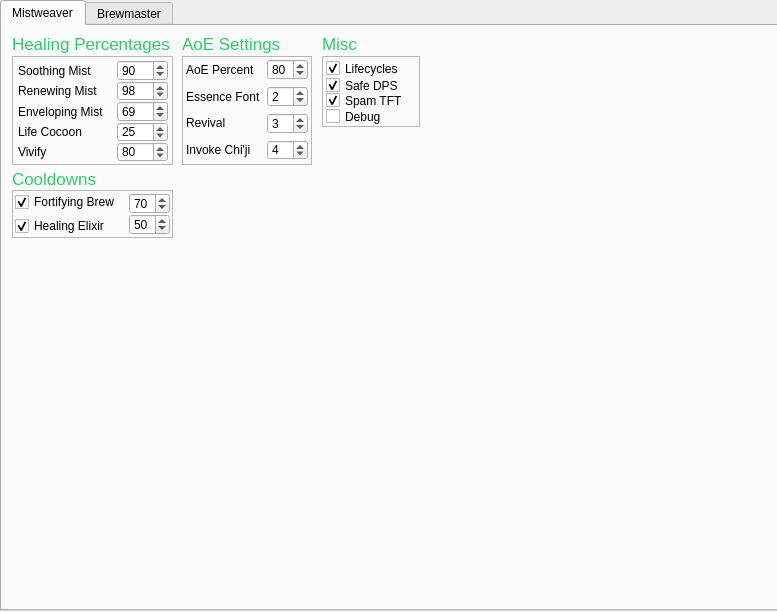
This is monk/Monk.ui in 0x0420b/community_rotations as Qt 5 draws it before an edit. The edited form follows.
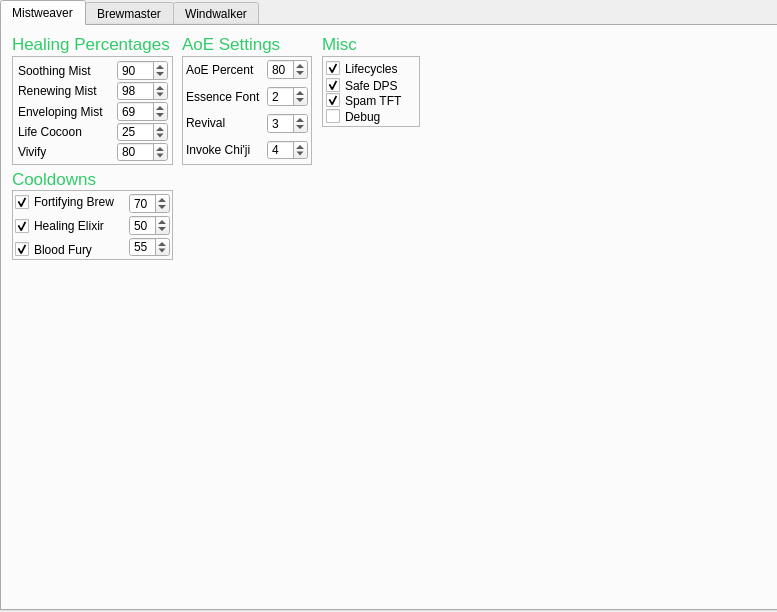
This is the edited form. The open tabs and pages were chosen to show the change.

```diff
--- a/monk/Monk.ui
+++ b/monk/Monk.ui
@@ -444,7 +444,7 @@
        <x>10</x>
        <y>164</y>
        <width>161</width>
-       <height>48</height>
+       <height>70</height>
       </rect>
      </property>
      <property name="frameShape">
@@ -459,7 +459,7 @@
         <x>3</x>
         <y>3</y>
         <width>111</width>
-        <height>42</height>
+        <height>65</height>
        </rect>
       </property>
       <layout class="QVBoxLayout" name="verticalLayout_5">
@@ -483,6 +483,16 @@
          </property>
         </widget>
        </item>
+       <item>
+        <widget class="QCheckBox" name="Settings_BloodFury">
+         <property name="text">
+          <string>Blood Fury</string>
+         </property>
+         <property name="checked">
+          <bool>true</bool>
+         </property>
+        </widget>
+       </item>
       </layout>
      </widget>
      <widget class="QWidget" name="verticalLayoutWidget_6">
@@ -491,12 +501,15 @@
         <x>117</x>
         <y>3</y>
         <width>41</width>
-        <height>42</height>
+        <height>64</height>
        </rect>
       </property>
       <layout class="QVBoxLayout" name="verticalLayout_6">
        <property name="spacing">
-        <number>0</number>
+        <number>1</number>
+       </property>
+       <property name="sizeConstraint">
+        <enum>QLayout::SetDefaultConstraint</enum>
        </property>
        <item>
         <widget class="QSpinBox" name="Settings_FortifyingBrewPercent">
@@ -512,6 +525,13 @@
          </property>
         </widget>
        </item>
+       <item>
+        <widget class="QSpinBox" name="Settings_BloodFuryPercent">
+         <property name="value">
+          <number>55</number>
+         </property>
+        </widget>
+       </item>
       </layout>
      </widget>
     </widget>
@@ -563,6 +583,32 @@
      </property>
     </widget>
    </widget>
+   <widget class="QWidget" name="Windwalk">
+    <attribute name="title">
+     <string>Windwalker</string>
+    </attribute>
+    <widget class="QLabel" name="label_27">
+     <property name="geometry">
+      <rect>
+       <x>10</x>
+       <y>-10</y>
+       <width>351</width>
+       <height>161</height>
+      </rect>
+     </property>
+     <property name="font">
+      <font>
+       <family>Leelawadee UI</family>
+       <pointsize>72</pointsize>
+       <weight>50</weight>
+       <bold>false</bold>
+      </font>
+     </property>
+     <property name="text">
+      <string>SOON™</string>
+     </property>
+    </widget>
+   </widget>
   </widget>
  </widget>
  <resources/>
```
Left out of the diff: 2 changed lines with no effect on the pictures.
